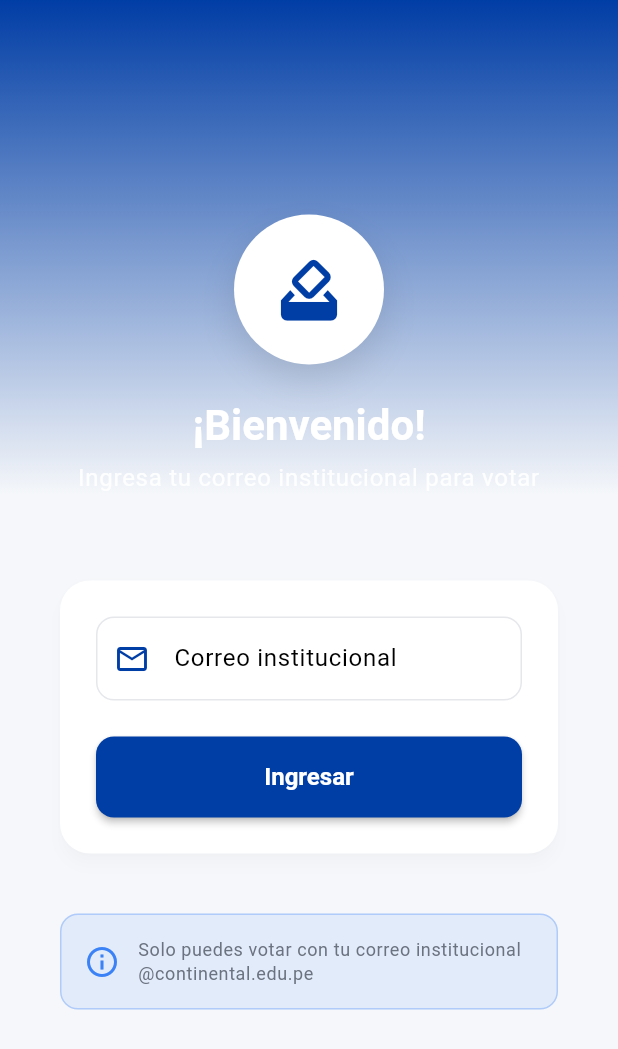
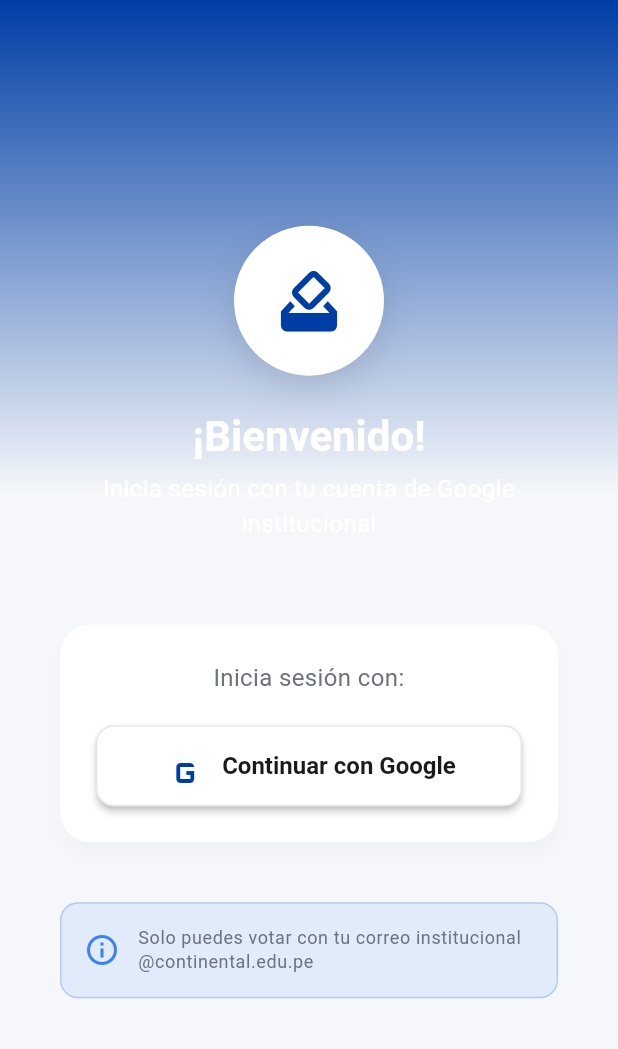
Before and after one commit to JinDannyDavid/testeando-, a Flutter app: the screen it shows after launch, on a phone screen of 412 x 824 dp. Shown: the top 1049 px of the screen. Run offline on Flutter 3.47's test engine with Material 3 defaults, Android fonts, the phone set to English and light mode, and no system bars; our stand-ins replace confetti, firebase_auth, firebase_core, geolocator, google_sign_in, sqflite; accounts and stored records are empty; network calls fail.

Commit message:
subiendo nuevos archivos

```diff
--- a/lib/main.dart
+++ b/lib/main.dart
@@ -1,9 +1,14 @@
 import 'package:flutter/material.dart';
 import 'package:flutter/services.dart';
+import 'package:firebase_core/firebase_core.dart';
+import 'firebase_options.dart'; // Archivo generado
 import 'app.dart';
 
 void main() async {
   WidgetsFlutterBinding.ensureInitialized();
+
+  // Inicializar Firebase
+  await Firebase.initializeApp(options: DefaultFirebaseOptions.currentPlatform);
 
   // Configurar orientación vertical
   await SystemChrome.setPreferredOrientations([
--- a/lib/views/auth/login_screen.dart
+++ b/lib/views/auth/login_screen.dart
@@ -4,7 +4,6 @@ import '../../core/constants/app_colors.dart';
 import '../../core/constants/app_strings.dart';
 import '../../core/constants/app_routes.dart';
 import '../../viewmodels/login_viewmodel.dart';
-import 'widgets/email_input_field.dart';
 
 class LoginScreen extends StatefulWidget {
   const LoginScreen({super.key});
@@ -14,7 +13,6 @@ class LoginScreen extends StatefulWidget {
 }
 
 class _LoginScreenState extends State<LoginScreen> {
-  final _formKey = GlobalKey<FormState>();
   late LoginViewModel _viewModel;
 
   @override
@@ -29,17 +27,9 @@ class _LoginScreenState extends State<LoginScreen> {
     super.dispose();
   }
 
-  Future<void> _handleLogin() async {
-    // Validar formulario
-    if (!_formKey.currentState!.validate()) {
-      return;
-    }
-
-    // Ocultar teclado
-    FocusScope.of(context).unfocus();
-
-    // Intentar login
-    final success = await _viewModel.login();
+  Future<void> _handleGoogleSignIn() async {
+    // Intentar login con Google
+    final success = await _viewModel.signInWithGoogle();
 
     if (!mounted) return;
 
@@ -53,8 +43,12 @@ class _LoginScreenState extends State<LoginScreen> {
         // Mostrar mensaje y navegar a resultados
         _showAlreadyVotedDialog();
       } else {
-        // Navegar a la pantalla de candidatos
-        Navigator.pushReplacementNamed(context, AppRoutes.candidates);
+        // Navegar a la pantalla de candidatos y pasar el estudiante
+        Navigator.pushReplacementNamed(
+          context,
+          AppRoutes.candidates,
+          arguments: _viewModel.currentStudent,
+        );
       }
     } else {
       // Mostrar error
@@ -137,8 +131,8 @@ class _LoginScreenState extends State<LoginScreen> {
 
                     const SizedBox(height: 48),
 
-                    // Formulario
-                    _buildLoginForm(),
+                    // Botón de Google Sign In
+                    _buildGoogleSignInButton(),
 
                     const SizedBox(height: 24),
 
@@ -193,18 +187,16 @@ class _LoginScreenState extends State<LoginScreen> {
         const SizedBox(height: 8),
 
         // Subtítulo
-        Text(
-          AppStrings.loginSubtitle,
-          style: Theme.of(
-            context,
-          ).textTheme.bodyLarge?.copyWith(color: Colors.white.withOpacity(0.9)),
+        const Text(
+          'Inicia sesión con tu cuenta de Google institucional',
+          style: TextStyle(fontSize: 16, color: Colors.white),
           textAlign: TextAlign.center,
         ),
       ],
     );
   }
 
-  Widget _buildLoginForm() {
+  Widget _buildGoogleSignInButton() {
     return Consumer<LoginViewModel>(
       builder: (context, viewModel, child) {
         return Card(
@@ -214,45 +206,70 @@ class _LoginScreenState extends State<LoginScreen> {
           ),
           child: Padding(
             padding: const EdgeInsets.all(24),
-            child: Form(
-              key: _formKey,
             child: Column(
               crossAxisAlignment: CrossAxisAlignment.stretch,
               children: [
-                  // Campo de email
-                  EmailInputField(
-                    controller: viewModel.emailController,
-                    validator: viewModel.validateEmail,
-                    enabled: !viewModel.isLoading,
-                    onEditingComplete: _handleLogin,
+                // Texto explicativo
+                const Text(
+                  'Inicia sesión con:',
+                  style: TextStyle(
+                    fontSize: 16,
+                    color: AppColors.textSecondary,
+                  ),
+                  textAlign: TextAlign.center,
                 ),
 
-                  const SizedBox(height: 24),
+                const SizedBox(height: 20),
 
-                  // Botón de login
+                // Botón de Google Sign In
                 SizedBox(
                   height: 54,
-                    child: ElevatedButton(
-                      onPressed: viewModel.isLoading ? null : _handleLogin,
-                      child: viewModel.isLoading
+                  child: ElevatedButton.icon(
+                    onPressed: viewModel.isLoading ? null : _handleGoogleSignIn,
+                    style: ElevatedButton.styleFrom(
+                      backgroundColor: Colors.white,
+                      foregroundColor: AppColors.textPrimary,
+                      elevation: 2,
+                      side: const BorderSide(
+                        color: AppColors.divider,
+                        width: 1,
+                      ),
+                    ),
+                    icon: viewModel.isLoading
                         ? const SizedBox(
                             height: 20,
                             width: 20,
                             child: CircularProgressIndicator(
                               strokeWidth: 2,
                               valueColor: AlwaysStoppedAnimation<Color>(
-                                  Colors.white,
+                                AppColors.primary,
                               ),
                             ),
                           )
-                          : const Text(
-                              AppStrings.loginButton,
-                              style: TextStyle(fontSize: 16),
+                        : Image.network(
+                            'https://www.google.com/favicon.ico',
+                            height: 24,
+                            width: 24,
+                            errorBuilder: (context, error, stackTrace) {
+                              return const Icon(
+                                Icons.g_mobiledata,
+                                size: 32,
+                                color: AppColors.primary,
+                              );
+                            },
+                          ),
+                    label: Text(
+                      viewModel.isLoading
+                          ? 'Iniciando sesión...'
+                          : 'Continuar con Google',
+                      style: const TextStyle(
+                        fontSize: 16,
+                        fontWeight: FontWeight.w600,
+                      ),
                     ),
                   ),
                 ),
               ],
-              ),
             ),
           ),
         );
--- a/pubspec.yaml
+++ b/pubspec.yaml
@@ -22,6 +22,10 @@ dependencies:
 
   intl: ^0.18.1
 
+  firebase_core: ^2.24.2
+  firebase_auth: ^4.15.3
+  google_sign_in: ^6.1.5
+
 dev_dependencies:
   flutter_test:
     sdk: flutter
```
Also changed, not shown: lib/core/services/auth_service.dart (added, +65 -0 lines), lib/data/database/database_helper.dart (+33 -0 lines), lib/viewmodels/login_viewmodel.dart (+49 -31 lines), lib/views/candidates/candidates_list_screen.dart (+16 -1 lines), lib/views/vote/vote_confirmation_screen.dart (+16 -22 lines), lib/firebase_options.dart (added), pubspec.lock, 14 other files. Lines whose indentation alone changed are shown as unchanged.
